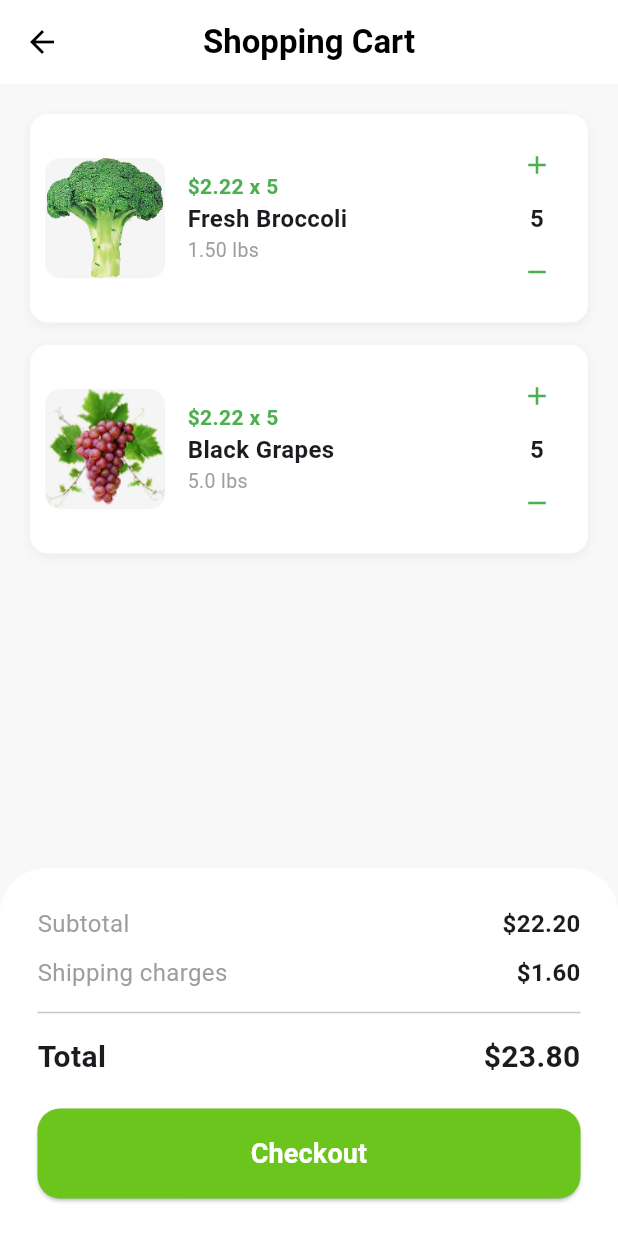
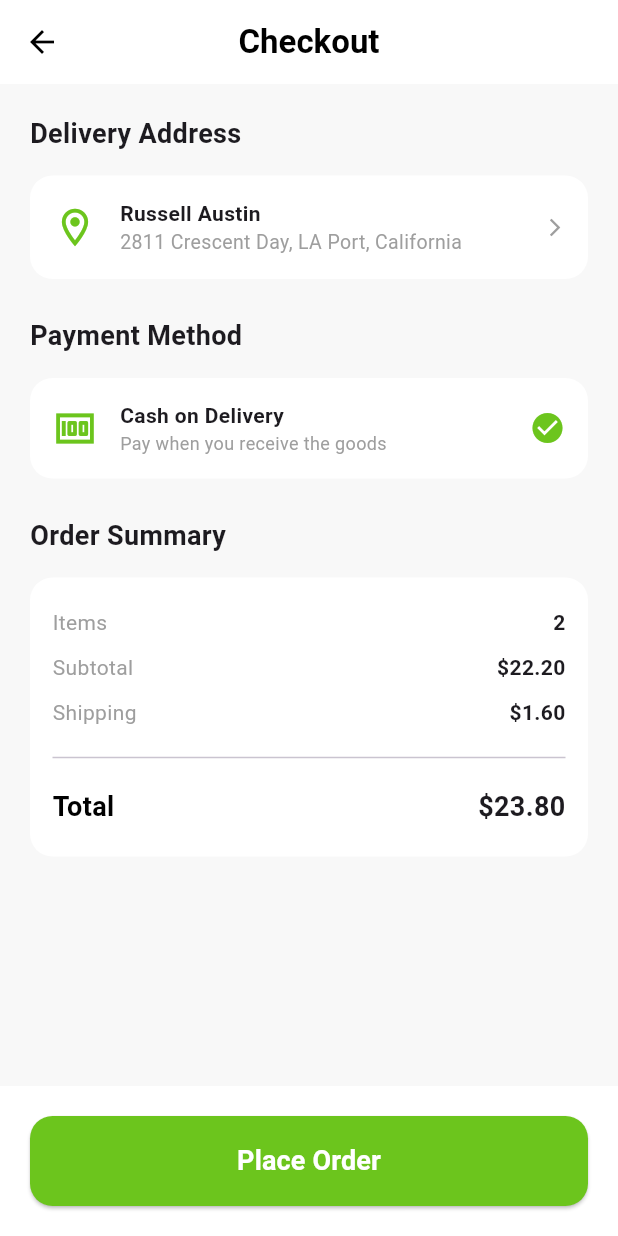
Before and after one commit to VinHa28/big-cart, a Flutter app: the CartScreen screen opened by its route, after a tap on "Checkout", on a phone screen of 412 x 824 dp. Run offline on Flutter 3.47's test engine with Material 3 defaults, Android fonts, the phone set to English and light mode, and no system bars; our stand-ins replace carousel_slider, dio, flutter_svg.

```diff
--- a/app/lib/screens/cart_screen.dart
+++ b/app/lib/screens/cart_screen.dart
@@ -1,4 +1,5 @@
 import 'package:app/mock/mock_data.dart';
+import 'package:app/screens/checkout_screen.dart';
 import 'package:flutter/material.dart';
 import '../widgets/cart_item_widget.dart';
 import '../constants/app_colors.dart';
@@ -237,7 +238,18 @@ class _CartScreenState extends State<CartScreen> {
             width: double.infinity,
             height: 60,
             child: ElevatedButton(
-              onPressed: () {},
+              onPressed: () {
+                Navigator.push(
+                  context,
+                  MaterialPageRoute(
+                    builder: (context) => CheckoutScreen(
+                      cartItems: cartItems,
+                      subtotal: subtotal,
+                      shipping: shipping,
+                    ),
+                  ),
+                );
+              },
               style: ElevatedButton.styleFrom(
                 backgroundColor: AppColors.primary,
                 shape: RoundedRectangleBorder(
--- /dev/null
+++ b/app/lib/screens/checkout_screen.dart
@@ -0,0 +1,260 @@
+import 'package:app/constants/app_colors.dart';
+import 'package:app/models/address.dart';
+import 'package:flutter/material.dart';
+import '../models/cart.dart';
+
+class CheckoutScreen extends StatelessWidget {
+  final List<CartItem> cartItems;
+  final double subtotal;
+  final double shipping;
+
+  const CheckoutScreen({
+    super.key,
+    required this.cartItems,
+    required this.subtotal,
+    required this.shipping,
+  });
+
+  @override
+  Widget build(BuildContext context) {
+    // Giả sử lấy địa chỉ mặc định đầu tiên
+    final defaultAddress = Address(
+      fullname: "Russell Austin",
+      phoneNumber: "+1 202 555 0142",
+      address: "2811 Crescent Day, LA Port",
+      city: "California",
+      country: "USA",
+      isDefault: true,
+    );
+
+    return Scaffold(
+      backgroundColor: const Color(0xFFF8F8F8),
+      appBar: AppBar(
+        backgroundColor: Colors.white,
+        elevation: 0,
+        leading: IconButton(
+          icon: const Icon(Icons.arrow_back, color: Colors.black),
+          onPressed: () => Navigator.pop(context),
+        ),
+        title: const Text(
+          "Checkout",
+          style: TextStyle(color: Colors.black, fontWeight: FontWeight.bold),
+        ),
+        centerTitle: true,
+      ),
+      body: SingleChildScrollView(
+        padding: const EdgeInsets.all(20),
+        child: Column(
+          crossAxisAlignment: CrossAxisAlignment.start,
+          children: [
+            // 1. Địa chỉ nhận hàng
+            const Text(
+              "Delivery Address",
+              style: TextStyle(fontSize: 18, fontWeight: FontWeight.bold),
+            ),
+            const SizedBox(height: 15),
+            _buildAddressCard(defaultAddress),
+
+            const SizedBox(height: 25),
+
+            // 2. Phương thức thanh toán (Chỉ COD)
+            const Text(
+              "Payment Method",
+              style: TextStyle(fontSize: 18, fontWeight: FontWeight.bold),
+            ),
+            const SizedBox(height: 15),
+            _buildPaymentCard(),
+
+            const SizedBox(height: 25),
+
+            // 3. Tóm tắt đơn hàng
+            const Text(
+              "Order Summary",
+              style: TextStyle(fontSize: 18, fontWeight: FontWeight.bold),
+            ),
+            const SizedBox(height: 15),
+            _buildOrderSummary(),
+          ],
+        ),
+      ),
+      bottomNavigationBar: _buildBottomButton(context),
+    );
+  }
+
+  Widget _buildAddressCard(Address addr) {
+    return Container(
+      padding: const EdgeInsets.all(15),
+      decoration: BoxDecoration(
+        color: Colors.white,
+        borderRadius: BorderRadius.circular(15),
+      ),
+      child: Row(
+        children: [
+          const Icon(Icons.location_on_outlined, color: AppColors.primary, size: 30),
+          const SizedBox(width: 15),
+          Expanded(
+            child: Column(
+              crossAxisAlignment: CrossAxisAlignment.start,
+              children: [
+                Text(
+                  addr.fullname,
+                  style: const TextStyle(fontWeight: FontWeight.bold),
+                ),
+                Text(
+                  "${addr.address}, ${addr.city}",
+                  style: const TextStyle(color: Colors.grey, fontSize: 13),
+                ),
+              ],
+            ),
+          ),
+          const Icon(Icons.arrow_forward_ios, size: 14, color: Colors.grey),
+        ],
+      ),
+    );
+  }
+
+  Widget _buildPaymentCard() {
+    return Container(
+      padding: const EdgeInsets.all(15),
+      decoration: BoxDecoration(
+        color: Colors.white,
+        borderRadius: BorderRadius.circular(15),
+      ),
+      child: Row(
+        children: [
+          const Icon(Icons.money, color: AppColors.primary, size: 30),
+          const SizedBox(width: 15),
+          const Expanded(
+            child: Column(
+              crossAxisAlignment: CrossAxisAlignment.start,
+              children: [
+                Text(
+                  "Cash on Delivery",
+                  style: TextStyle(fontWeight: FontWeight.bold),
+                ),
+                Text(
+                  "Pay when you receive the goods",
+                  style: TextStyle(color: Colors.grey, fontSize: 12),
+                ),
+              ],
+            ),
+          ),
+          const Icon(Icons.check_circle, color: AppColors.primary),
+        ],
+      ),
+    );
+  }
+
+  Widget _buildOrderSummary() {
+    return Container(
+      padding: const EdgeInsets.all(15),
+      decoration: BoxDecoration(
+        color: Colors.white,
+        borderRadius: BorderRadius.circular(15),
+      ),
+      child: Column(
+        children: [
+          _summaryRow("Items", "${cartItems.length}"),
+          _summaryRow("Subtotal", "\$${subtotal.toStringAsFixed(2)}"),
+          _summaryRow("Shipping", "\$${shipping.toStringAsFixed(2)}"),
+          const Divider(height: 30),
+          _summaryRow(
+            "Total",
+            "\$${(subtotal + shipping).toStringAsFixed(2)}",
+            isTotal: true,
+          ),
+        ],
+      ),
+    );
+  }
+
+  Widget _summaryRow(String label, String value, {bool isTotal = false}) {
+    return Padding(
+      padding: const EdgeInsets.symmetric(vertical: 5),
+      child: Row(
+        mainAxisAlignment: MainAxisAlignment.spaceBetween,
+        children: [
+          Text(
+            label,
+            style: TextStyle(
+              color: isTotal ? Colors.black : Colors.grey,
+              fontSize: isTotal ? 18 : 14,
+              fontWeight: isTotal ? FontWeight.bold : FontWeight.normal,
+            ),
+          ),
+          Text(
+            value,
+            style: TextStyle(
+              fontSize: isTotal ? 18 : 14,
+              fontWeight: FontWeight.bold,
+            ),
+          ),
+        ],
+      ),
+    );
+  }
+
+  Widget _buildBottomButton(BuildContext context) {
+    return Container(
+      padding: const EdgeInsets.all(20),
+      color: Colors.white,
+      child: SizedBox(
+        width: double.infinity,
+        height: 60,
+        child: ElevatedButton(
+          onPressed: () {
+            // Hiển thị dialog thành công hoặc chuyển hướng sang My Order
+            _showSuccessDialog(context);
+          },
+          style: ElevatedButton.styleFrom(
+            backgroundColor: AppColors.primary,
+            shape: RoundedRectangleBorder(
+              borderRadius: BorderRadius.circular(15),
+            ),
+          ),
+          child: const Text(
+            "Place Order",
+            style: TextStyle(
+              color: Colors.white,
+              fontSize: 18,
+              fontWeight: FontWeight.bold,
+            ),
+          ),
+        ),
+      ),
+    );
+  }
+
+  void _showSuccessDialog(BuildContext context) {
+    showDialog(
+      context: context,
+      barrierDismissible: false,
+      builder: (context) => AlertDialog(
+        shape: RoundedRectangleBorder(borderRadius: BorderRadius.circular(20)),
+        content: Column(
+          mainAxisSize: MainAxisSize.min,
+          children: [
+            const Icon(Icons.check_circle, color: AppColors.primary, size: 80),
+            const SizedBox(height: 20),
+            const Text(
+              "Order Success!",
+              style: TextStyle(fontSize: 22, fontWeight: FontWeight.bold),
+            ),
+            const SizedBox(height: 10),
+            const Text(
+              "Your order has been placed successfully. You can track it in My Orders.",
+              textAlign: TextAlign.center,
+            ),
+            const SizedBox(height: 20),
+            ElevatedButton(
+              onPressed: () {
+                Navigator.pushNamed(context, "/home");
+              },
+              child: const Text("Back to Home"),
+            ),
+          ],
+        ),
+      ),
+    );
+  }
+}
--- a/app/lib/widgets/custom_text_field.dart
+++ b/app/lib/widgets/custom_text_field.dart
@@ -6,6 +6,7 @@ class CustomTextField extends StatelessWidget {
   final bool isPassword;
   final bool isObscure;
   final Widget? suffixIcon;
+  final TextEditingController? controller;
 
   const CustomTextField({
     super.key,
@@ -14,6 +15,7 @@ class CustomTextField extends StatelessWidget {
     this.isPassword = false,
     this.isObscure = false,
     this.suffixIcon,
+    this.controller
   });
 
   @override
@@ -31,6 +33,7 @@ class CustomTextField extends StatelessWidget {
         ],
       ),
       child: TextField(
+        controller: controller,
         obscureText: isPassword ? isObscure : false,
         decoration: InputDecoration(
           hintText: hintText,
--- a/app/pubspec.yaml
+++ b/app/pubspec.yaml
@@ -36,6 +36,8 @@ dependencies:
   cupertino_icons: ^1.0.8
   carousel_slider: ^5.0.0
   flutter_svg: ^2.2.4
+  http: ^1.1.0
+  dio: ^5.9.2
 
 dev_dependencies:
   flutter_test:
```
Also changed, not shown: app/lib/screens/login_screen.dart (+128 -55 lines), app/lib/screens/signup_screen.dart (+81 -43 lines), app/lib/services/api_client.dart (added, +40 -0 lines), app/lib/services/auth_service.dart (added, +98 -0 lines), app/pubspec.lock, 4 other files.
